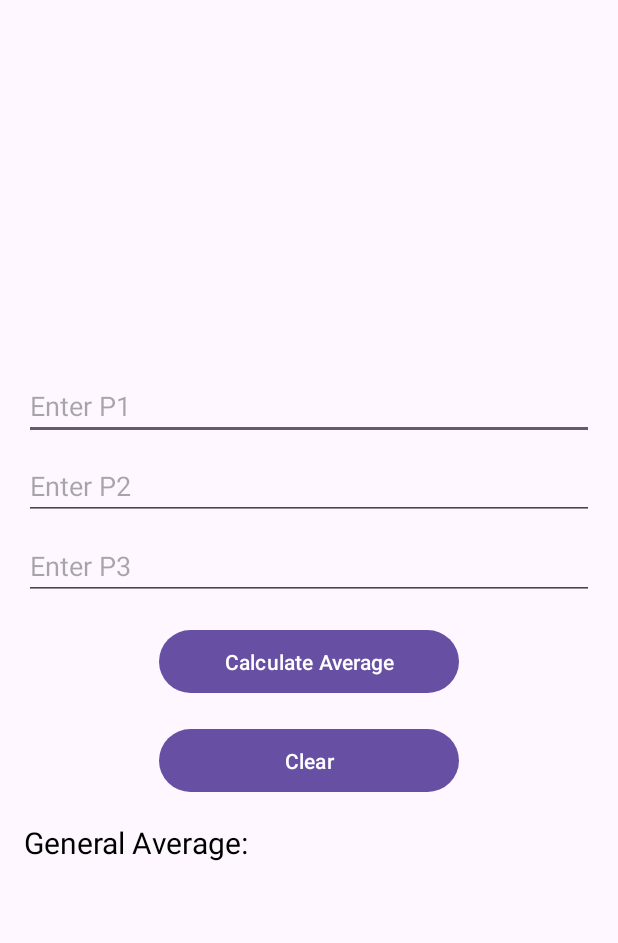
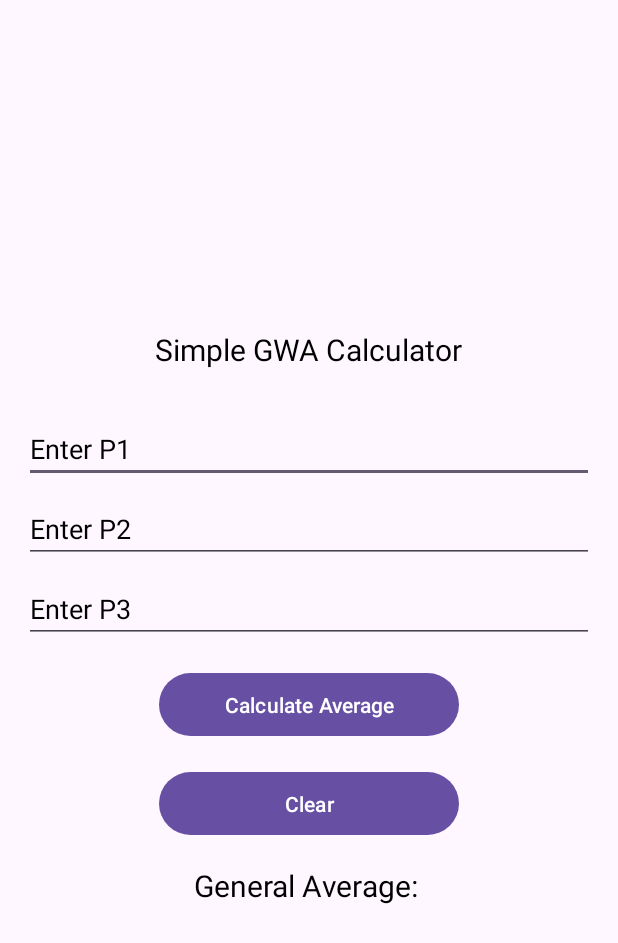
Before and after one commit to DalRamos/Dalrymple-Ramos-block1-activity1, an Android app: the screen it shows after launch (MainActivity), on a phone screen of 412 x 824 dp. Shown: the top 943 px of the screen. Run offline under Robolectric (Android 15) with nearby library versions, the phone set to English and light mode, and no system bars.

Commit message:
General Logic updated/ added/fix some texts for convenience

```diff
--- a/app/src/main/res/layout/activity_main.xml
+++ b/app/src/main/res/layout/activity_main.xml
@@ -8,11 +8,20 @@
     android:padding="16dp"
     tools:context=".MainActivity">
 
+    <TextView
+        android:layout_width="wrap_content"
+        android:layout_height="wrap_content"
+        android:textSize="20sp"
+        android:text="Simple GWA Calculator"
+        android:textColor="@color/black"
+        android:layout_marginBottom="30dp"  />
+
     <EditText
         android:id="@+id/p1"
         android:layout_width="match_parent"
         android:layout_height="wrap_content"
         android:hint="Enter P1"
+        android:textColorHint="@color/black"
         android:inputType="numberDecimal" />
 
     <EditText
@@ -21,6 +30,7 @@
         android:layout_height="wrap_content"
         android:layout_marginTop="8dp"
         android:hint="Enter P2"
+        android:textColorHint="@color/black"
         android:inputType="numberDecimal" />
 
     <EditText
@@ -29,6 +39,7 @@
         android:layout_height="wrap_content"
         android:layout_marginTop="8dp"
         android:hint="Enter P3"
+        android:textColorHint="@color/black"
         android:inputType="numberDecimal" />
 
     <Button
@@ -54,6 +65,7 @@
         android:layout_width="match_parent"
         android:layout_height="wrap_content"
         android:layout_marginTop="16dp"
+        android:gravity="center"
         android:text="General Average: " />
 
 
```
